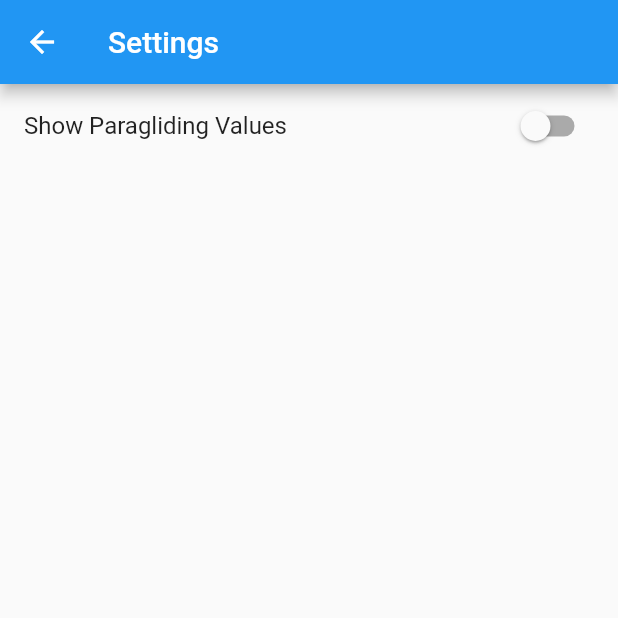
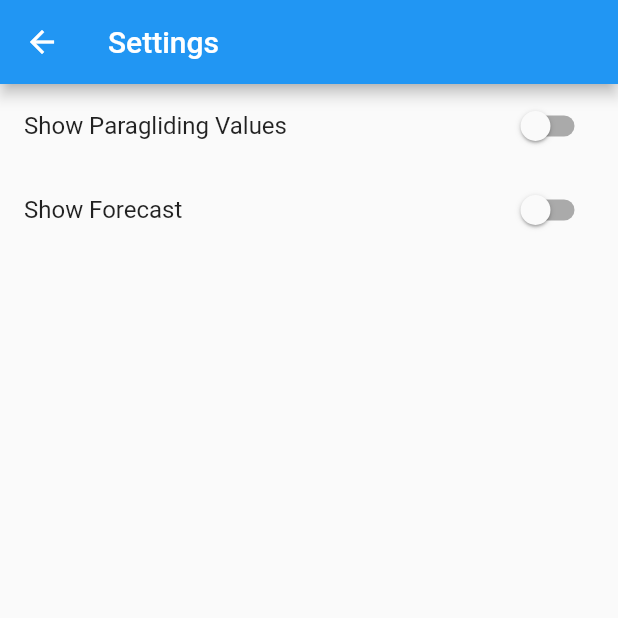
Before and after one commit to philseeley/wheretoflyapp, a Flutter app: the SettingsPage screen opened directly with empty values, on a phone screen of 412 x 824 dp, the top half of it. Run offline on Flutter 3.47's test engine with Material 2 defaults, Android fonts, the phone set to English and light mode, and no system bars; our stand-ins replace location; missing offline and left inert: great_circle_distance.

Commit message:
Added shwoForecast option.

```diff
--- a/lib/Data.dart
+++ b/lib/Data.dart
@@ -8,6 +8,7 @@
 
 class Settings {
   bool showPGValues = false;
+  bool showForecast = false;
   File _store;
 
   Settings(){
@@ -16,7 +17,7 @@
   }
 
   Map toJson(){
-    return { 'showPGValues': showPGValues };
+    return { 'showPGValues': showPGValues, 'showForecast': showForecast };
   }
 
   load() async {
@@ -27,7 +28,8 @@
       String s = _store.readAsStringSync();
       dynamic data = json.decode(s);
 
-      showPGValues = data['showPGValues'];
+      if(data['showPGValues']) showPGValues = data['showPGValues'];
+      if(data['showForecast']) showForecast = data['showForecast'];
     } on FileSystemException {}
   }
 
--- a/lib/SettingsPage.dart
+++ b/lib/SettingsPage.dart
@@ -25,7 +25,12 @@
           setState(() {
             settings.showPGValues = value;
           });
-        },)
+        }),
+        new SwitchListTile(title: new Text("Show Forecast"), value: settings.showForecast, onChanged: (bool value){
+          setState(() {
+            settings.showForecast = value;
+          });
+        })
       ])
     ));
   }
--- a/lib/main.dart
+++ b/lib/main.dart
@@ -131,7 +131,9 @@
 
       for (Site s in _sites)
       {
-        Row forecastRow = SiteForecastListView.buildForecastRow(context, settings, s.forecasts[day], onlyShowOn, false);
+        Forecast forecast = s.forecasts[day];
+
+        Row forecastRow = SiteForecastListView.buildForecastRow(context, settings, forecast, onlyShowOn, false);
 
         if(forecastRow != null){
           list.add(new Text(s.title, textAlign: TextAlign.center, style: Theme.of(context).textTheme.subhead.apply(fontWeightDelta: 4)));
@@ -141,6 +143,9 @@
               return new SiteForecast(settings, s, times);
             }));
           }));
+
+          if(settings.showForecast && (forecast.imgTitle.length > 0))
+            list.add(new Text(forecast.imgTitle, textAlign: TextAlign.center));
         }
       }
 
```
